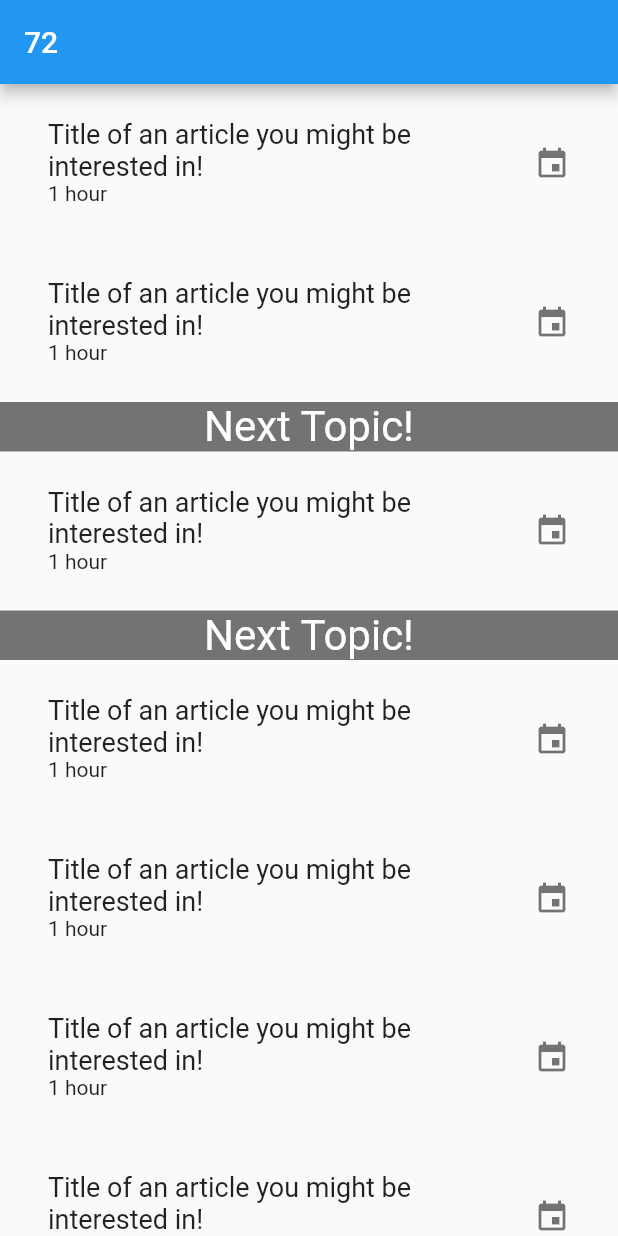
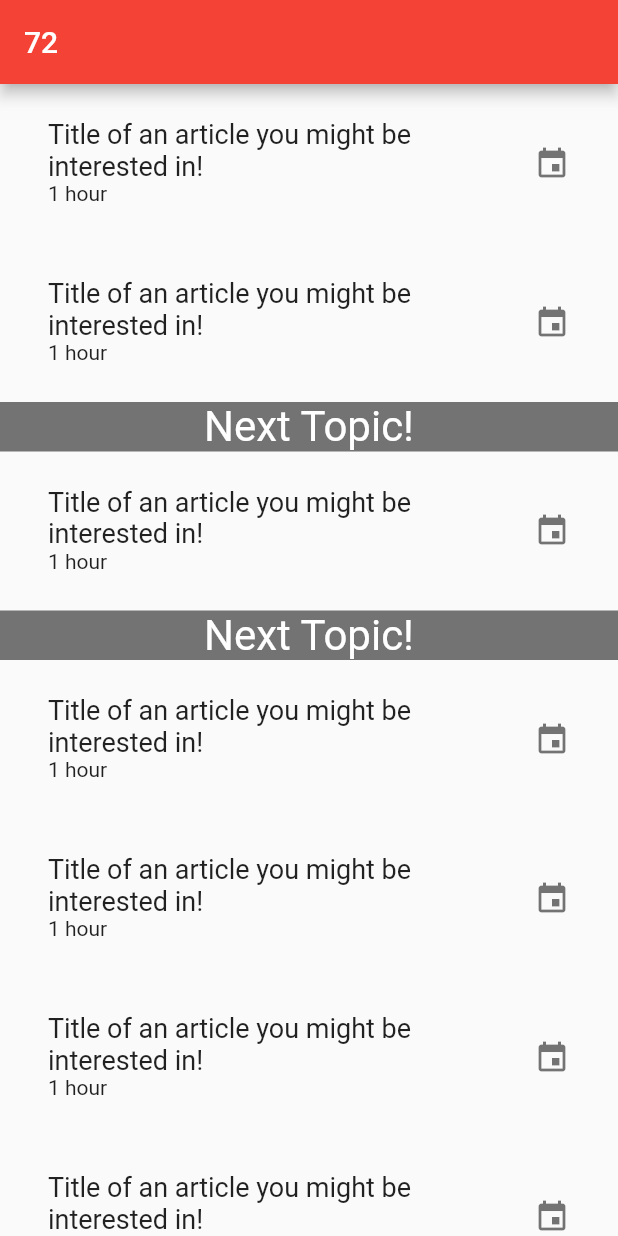
Before and after one commit to jonryanedge/flutter-boring-app, a Flutter app: the screen it shows after launch, on a phone screen of 412 x 824 dp. Run offline on Flutter 3.47's test engine with Material 2 defaults, Android fonts, the phone set to English and light mode, and no system bars.

Commit message:
App updates

```diff
--- a/lib/main.dart
+++ b/lib/main.dart
@@ -1,5 +1,5 @@
 import 'package:flutter/material.dart';
-import 'package:http/http.dart';
+import 'package:url_launcher/url_launcher.dart';
 import 'src/articles.dart';
 
 void main() => runApp(MyApp());
@@ -10,7 +10,7 @@ class MyApp extends StatelessWidget {
     return MaterialApp(
       title: 'List App',
       theme: ThemeData(
-        primarySwatch: Colors.blue,
+        primarySwatch: Colors.red,
       ),
       home: MyHomePage(title: 'List App Demo'),
     );
@@ -59,6 +59,7 @@ class _MyHomePageState extends State<MyHomePage> {
         ),
       );
     return Padding(
+      key: Key(article.hashCode.toString()),
       padding: const EdgeInsets.all(16.0),
       child: ExpansionTile(
 //        leading: Icon(Icons.bookmark_border),
@@ -72,8 +73,10 @@ class _MyHomePageState extends State<MyHomePage> {
           Row(
             mainAxisAlignment: MainAxisAlignment.spaceEvenly,
             children: <Widget>[
-              Icon(Icons.launch),
               Text("${article.commentsCount} comments!"),
+              FlatButton(
+                  child: Icon(Icons.launch),
+              ),
             ],
           )
         ],
--- a/lib/src/articles.dart
+++ b/lib/src/articles.dart
@@ -14,7 +14,7 @@ class Article {
 final articles = [
   new Article(
     text: "Title of an article you might be interested in!",
-    domain: "ryznler.com",
+    domain: "jonryanedge.com",
     by: "jonryanedge",
     age: "1 hour",
     score: 100,
--- a/pubspec.yaml
+++ b/pubspec.yaml
@@ -11,7 +11,7 @@ dependencies:
     sdk: flutter
 
   cupertino_icons: ^0.1.2
-  http: ^0.12.0+4
+  url_launcher: any
 
 dev_dependencies:
   flutter_test:
```
Also changed, not shown: pubspec.lock, 7 other files.
